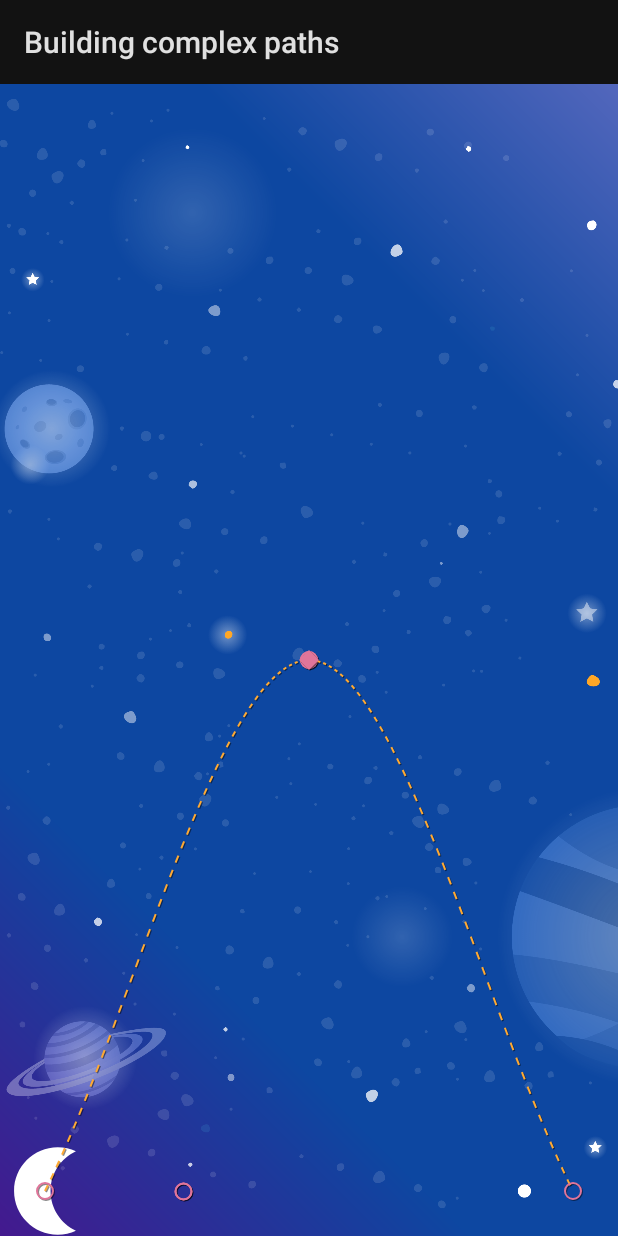
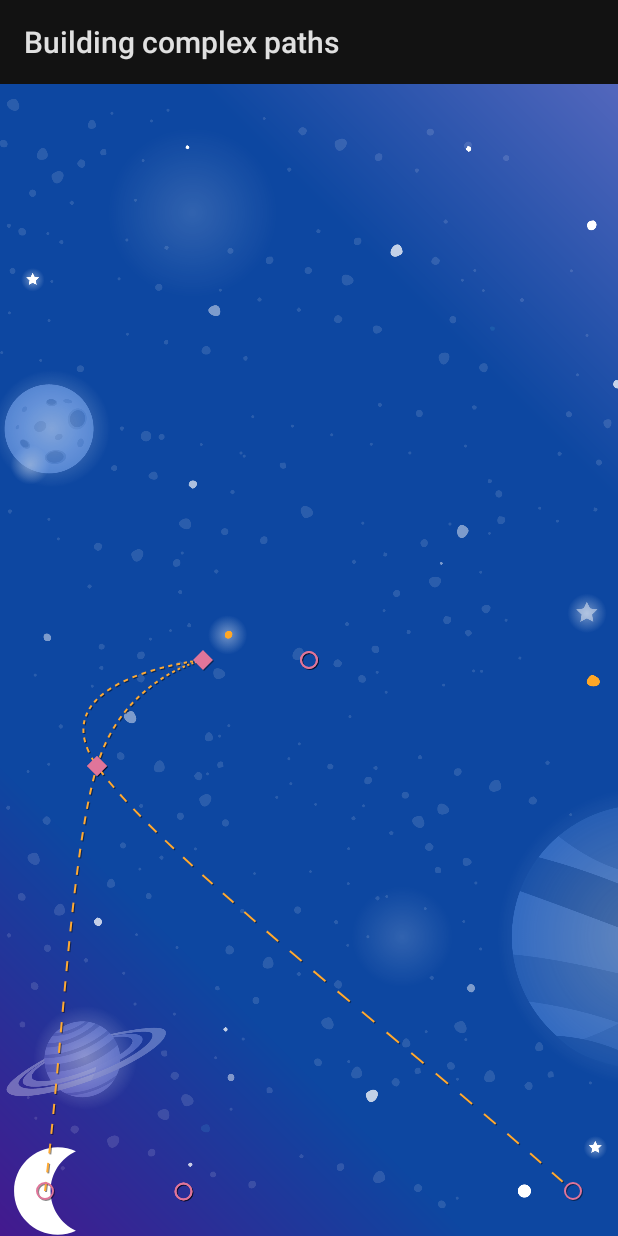
Before and after one commit to RowickaM/NewThings, an Android app: the Step4Activity screen opened directly, with no data from a screen before it, on a phone screen of 412 x 824 dp. Run offline under Robolectric (Android 15) with nearby library versions, the phone set to English and light mode, and no system bars.

Commit message:
modify animation path with x axis

```diff
--- a/app/src/main/res/xml/step4.xml
+++ b/app/src/main/res/xml/step4.xml
@@ -13,12 +13,23 @@
 
         <KeyFrameSet>
             <KeyPosition
+                app:framePosition="25"
+                app:keyPositionType="parentRelative"
+                app:motionTarget="@id/moon"
+                app:percentX="0.1"
+                app:percentY="0.6" />
+            <KeyPosition
                 app:framePosition="50"
                 app:keyPositionType="parentRelative"
                 app:motionTarget="@id/moon"
+                app:percentX="0.3"
                 app:percentY="0.5" />
-            <!-- TODO: Add two more KeyPositions to the KeyFrameSet here -->
-
+            <KeyPosition
+                app:framePosition="75"
+                app:keyPositionType="parentRelative"
+                app:motionTarget="@id/moon"
+                app:percentX="0.1"
+                app:percentY="0.6" />
         </KeyFrameSet>
     </Transition>
 
```
